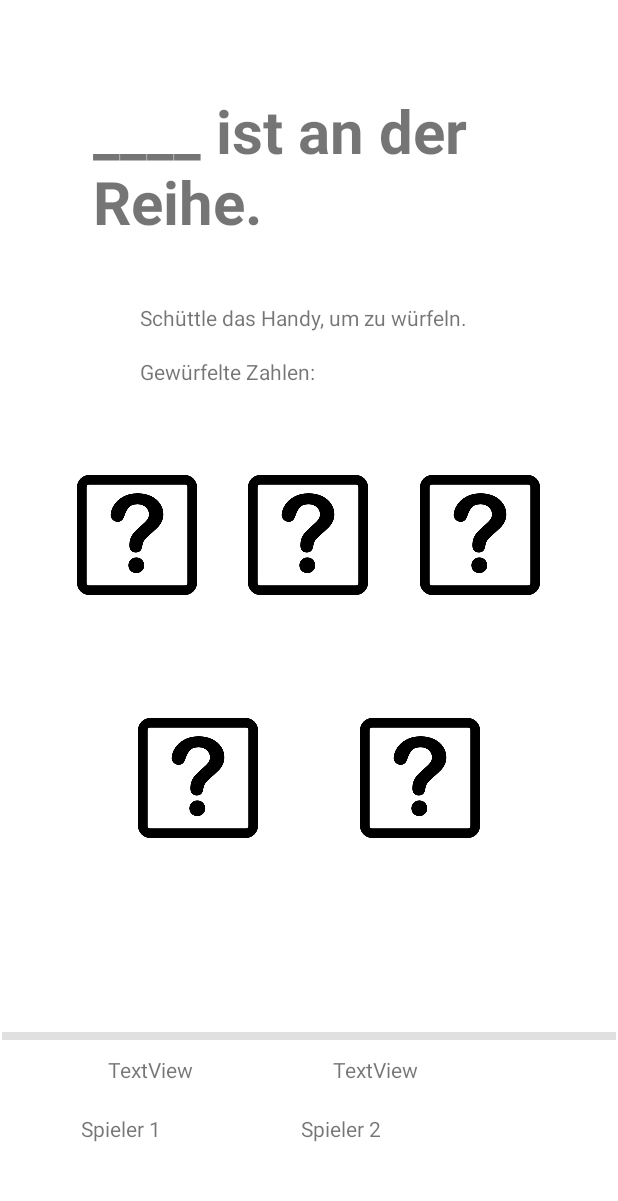
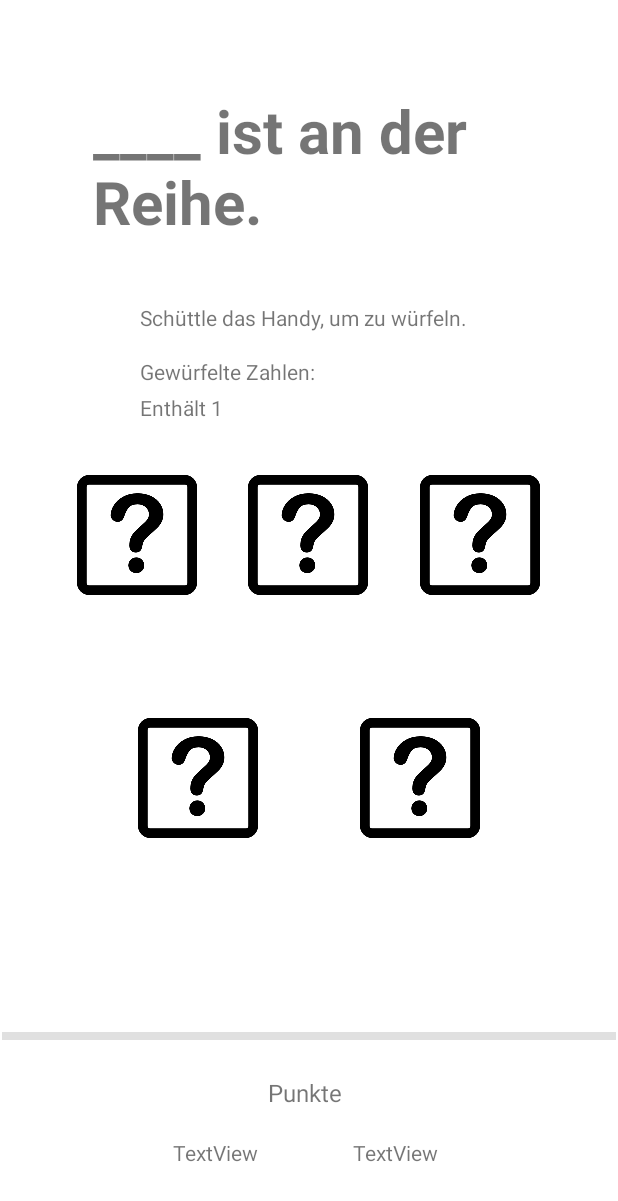
Before and after one commit to nemanja1007/dieEins, an Android app: the layout activity_spielfeld.xml on its own in the app's theme, with its tools: preview values and no code run, on a phone screen of 412 x 824 dp. Shown: the top 1201 px of the screen. Run offline under Robolectric (Android 15) with nearby library versions, the phone set to English and light mode, and no system bars.

Commit message:
spielerwechsel & würfeln

```diff
--- a/app/src/main/res/layout/activity_spielfeld.xml
+++ b/app/src/main/res/layout/activity_spielfeld.xml
@@ -38,6 +38,16 @@
         app:layout_constraintStart_toStartOf="parent"
         app:layout_constraintTop_toBottomOf="@+id/textView9" />
 
+    <TextView
+        android:id="@+id/textView34"
+        android:layout_width="225dp"
+        android:layout_height="27dp"
+        android:layout_marginTop="92dp"
+        android:text="Enthält 1"
+        app:layout_constraintEnd_toEndOf="parent"
+        app:layout_constraintStart_toStartOf="parent"
+        app:layout_constraintTop_toBottomOf="@+id/textView9" />
+
     <View
         android:id="@+id/divider"
         android:layout_width="409dp"
@@ -52,19 +62,19 @@
 
     <LinearLayout
         android:id="@+id/linearLayout2"
-        android:layout_width="348dp"
-        android:layout_height="120dp"
+        android:layout_width="274dp"
+        android:layout_height="88dp"
         android:orientation="vertical"
         app:layout_constraintBottom_toBottomOf="parent"
         app:layout_constraintEnd_toEndOf="parent"
-        app:layout_constraintHorizontal_bias="0.4"
+        app:layout_constraintHorizontal_bias="0.495"
         app:layout_constraintStart_toStartOf="parent"
         app:layout_constraintTop_toTopOf="@+id/divider"
-        app:layout_constraintVertical_bias="0.956">
+        app:layout_constraintVertical_bias="0.609">
 
         <LinearLayout
-            android:layout_width="match_parent"
-            android:layout_height="39dp"
+            android:layout_width="272dp"
+            android:layout_height="41dp"
             android:orientation="horizontal">
 
             <Space
@@ -73,10 +83,36 @@
                 android:layout_weight="1" />
 
             <TextView
-                android:id="@+id/textView15"
+                android:id="@+id/textView89"
                 android:layout_width="wrap_content"
                 android:layout_height="wrap_content"
                 android:layout_weight="1"
+                android:gravity="center"
+                android:textSize="16dp"
+                android:text="Punkte" />
+
+            <Space
+                android:layout_width="wrap_content"
+                android:layout_height="wrap_content"
+                android:layout_weight="1" />
+        </LinearLayout>
+
+        <LinearLayout
+            android:layout_width="272dp"
+            android:layout_height="41dp"
+            android:orientation="horizontal">
+
+            <Space
+                android:layout_width="wrap_content"
+                android:layout_height="wrap_content"
+                android:layout_weight="1" />
+
+            <TextView
+                android:id="@+id/textView90"
+                android:layout_width="wrap_content"
+                android:layout_height="wrap_content"
+                android:layout_weight="1"
+                android:gravity="center"
                 android:text="TextView" />
 
             <Space
@@ -85,47 +121,12 @@
                 android:layout_weight="1" />
 
             <TextView
-                android:id="@+id/textView16"
+                android:id="@+id/textView91"
                 android:layout_width="wrap_content"
                 android:layout_height="wrap_content"
                 android:layout_weight="1"
+                android:gravity="center"
                 android:text="TextView" />
-
-            <Space
-                android:layout_width="wrap_content"
-                android:layout_height="wrap_content"
-                android:layout_weight="1" />
-        </LinearLayout>
-
-        <LinearLayout
-            android:id="@+id/linearLayout"
-            android:layout_width="match_parent"
-            android:layout_height="46dp"
-            android:orientation="horizontal">
-
-            <Space
-                android:layout_width="wrap_content"
-                android:layout_height="wrap_content"
-                android:layout_weight="1" />
-
-            <TextView
-                android:id="@+id/textView13"
-                android:layout_width="88dp"
-                android:layout_height="wrap_content"
-                android:layout_weight="1"
-                android:text="Spieler 1" />
-
-            <Space
-                android:layout_width="wrap_content"
-                android:layout_height="wrap_content"
-                android:layout_weight="1" />
-
-            <TextView
-                android:id="@+id/textView14"
-                android:layout_width="114dp"
-                android:layout_height="wrap_content"
-                android:layout_weight="1"
-                android:text="Spieler 2" />
 
             <Space
                 android:layout_width="wrap_content"
```
Also changed, not shown: app/src/main/java/com/example/dieeins/SpielfeldActivity.java (+33 -19 lines).
